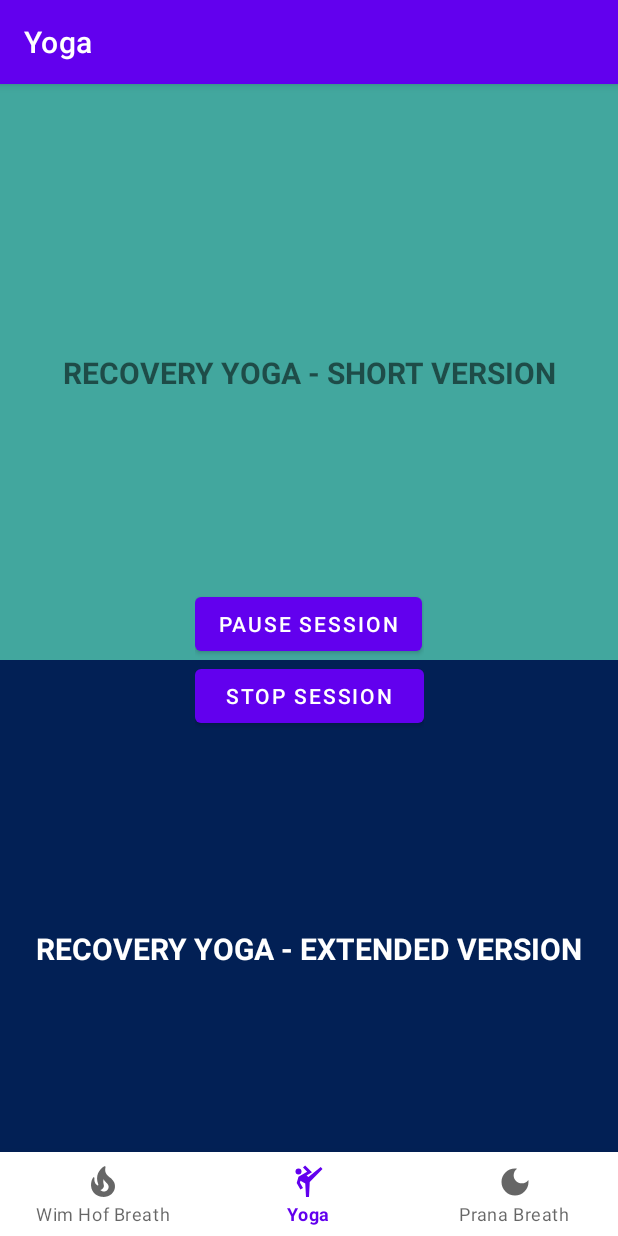
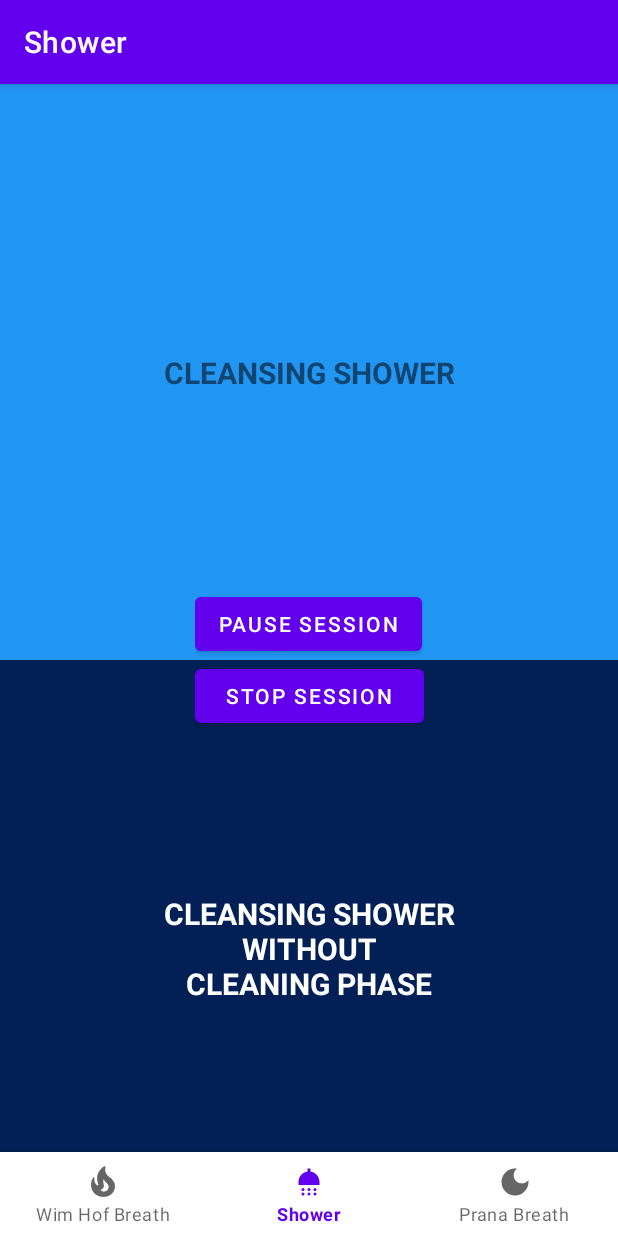
Before and after one commit to aldo-manco/surrender-meditation-android, an Android app: the YogaFragment screen opened through its navigation route, on a phone screen of 412 x 824 dp. Run offline under Robolectric (Android 15) with nearby library versions, the phone set to English and light mode, and no system bars; our stand-ins replace navigation-ui.

Commit message:
new_shower_section

```diff
--- /dev/null
+++ b/app/src/main/res/drawable/ic_baseline_shower_24.xml
@@ -0,0 +1,28 @@
+<vector xmlns:android="http://schemas.android.com/apk/res/android"
+    android:width="24dp"
+    android:height="24dp"
+    android:viewportWidth="24"
+    android:viewportHeight="24"
+    android:tint="?attr/colorControlNormal">
+  <path
+      android:fillColor="@android:color/white"
+      android:pathData="M8,17m-1,0a1,1 0,1 1,2 0a1,1 0,1 1,-2 0"/>
+  <path
+      android:fillColor="@android:color/white"
+      android:pathData="M12,17m-1,0a1,1 0,1 1,2 0a1,1 0,1 1,-2 0"/>
+  <path
+      android:fillColor="@android:color/white"
+      android:pathData="M16,17m-1,0a1,1 0,1 1,2 0a1,1 0,1 1,-2 0"/>
+  <path
+      android:fillColor="@android:color/white"
+      android:pathData="M13,5.08V3h-2v2.08C7.61,5.57 5,8.47 5,12v2h14v-2C19,8.47 16.39,5.57 13,5.08z"/>
+  <path
+      android:fillColor="@android:color/white"
+      android:pathData="M8,20m-1,0a1,1 0,1 1,2 0a1,1 0,1 1,-2 0"/>
+  <path
+      android:fillColor="@android:color/white"
+      android:pathData="M12,20m-1,0a1,1 0,1 1,2 0a1,1 0,1 1,-2 0"/>
+  <path
+      android:fillColor="@android:color/white"
+      android:pathData="M16,20m-1,0a1,1 0,1 1,2 0a1,1 0,1 1,-2 0"/>
+</vector>
--- a/app/src/main/res/layout/fragment_yoga_section.xml
+++ b/app/src/main/res/layout/fragment_yoga_section.xml
@@ -10,9 +10,9 @@
         android:id="@+id/playShortSession"
         android:layout_width="match_parent"
         android:layout_height="0dp"
-        android:background="#42a79e"
+        android:background="#2196F3"
         app:layout_constraintBottom_toTopOf="@id/text_dashboard"
-        app:layout_constraintTop_toTopOf="parent"/>
+        app:layout_constraintTop_toTopOf="parent" />
 
     <ImageView
         android:id="@+id/playLongSession"
@@ -26,9 +26,9 @@
         android:id="@+id/textRecoveryYogaShort"
         android:layout_width="wrap_content"
         android:layout_height="wrap_content"
-        android:text="RECOVERY YOGA - SHORT VERSION"
+        android:text="CLEANSING SHOWER"
+        android:textSize="20sp"
         android:textStyle="bold"
-        android:textSize="20sp"
         app:layout_constraintBottom_toBottomOf="@+id/playShortSession"
         app:layout_constraintEnd_toEndOf="@+id/playShortSession"
         app:layout_constraintStart_toStartOf="@+id/playShortSession"
@@ -38,10 +38,11 @@
         android:id="@+id/textRecoveryYogaLong"
         android:layout_width="wrap_content"
         android:layout_height="wrap_content"
-        android:text="RECOVERY YOGA - EXTENDED VERSION"
+        android:text="CLEANSING SHOWER\nWITHOUT\nCLEANING PHASE"
+        android:textColor="@color/white"
+        android:gravity="center"
+        android:textSize="20sp"
         android:textStyle="bold"
-        android:textSize="20sp"
-        android:textColor="@color/white"
         app:layout_constraintBottom_toBottomOf="@+id/playLongSession"
         app:layout_constraintEnd_toEndOf="@+id/playLongSession"
         app:layout_constraintStart_toStartOf="@+id/playLongSession"
--- a/app/src/main/res/menu/bottom_nav_menu.xml
+++ b/app/src/main/res/menu/bottom_nav_menu.xml
@@ -8,7 +8,7 @@
 
     <item
         android:id="@+id/navigation_yoga"
-        android:icon="@drawable/ic_yoga"
+        android:icon="@drawable/ic_baseline_shower_24"
         android:title="@string/title_yoga" />
 
     <item
--- a/app/src/main/res/values/strings.xml
+++ b/app/src/main/res/values/strings.xml
@@ -1,7 +1,7 @@
 <resources>
     <string name="app_name">Inner Power</string>
     <string name="title_wim_hof_breath">Wim Hof Breath</string>
-    <string name="title_yoga">Yoga</string>
+    <string name="title_yoga">Shower</string>
     <string name="title_prana_breath">Prana Breath</string>
     <string name="title_meditation">Meditation</string>
 </resources>
```
Also changed, not shown: app/src/main/java/org/aldomanco/wimhofmethod/ui/yoga_section/YogaFragment.java (+8 -8 lines), app/src/main/java/org/aldomanco/wimhofmethod/ui/yoga_section/YogaService.java (+11 -2 lines), 2 other files.
